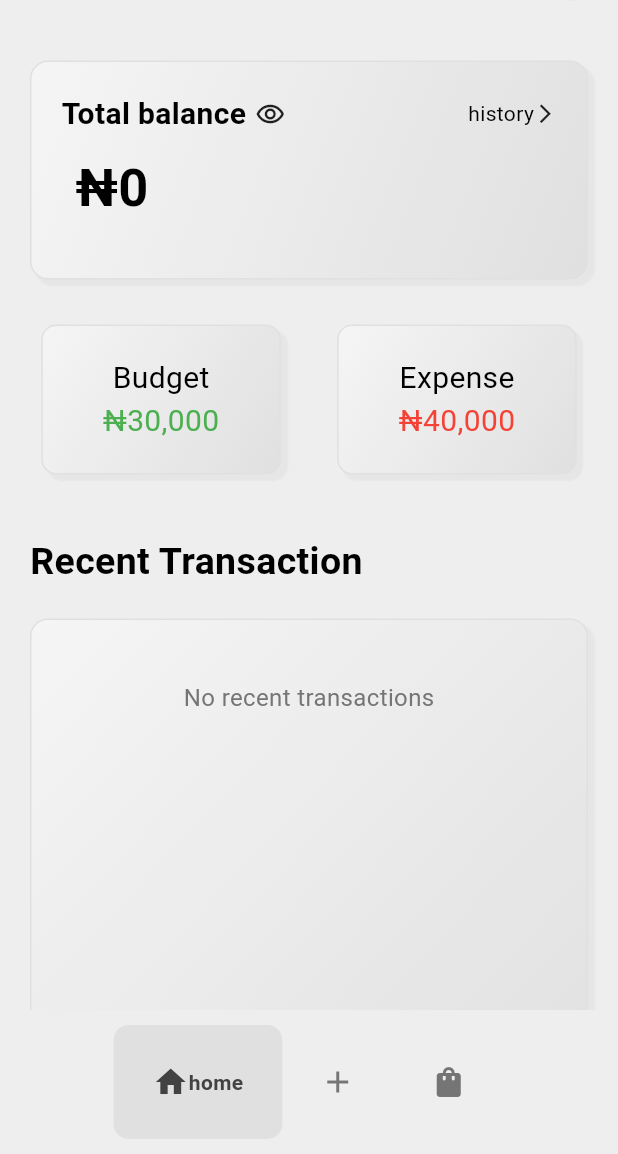
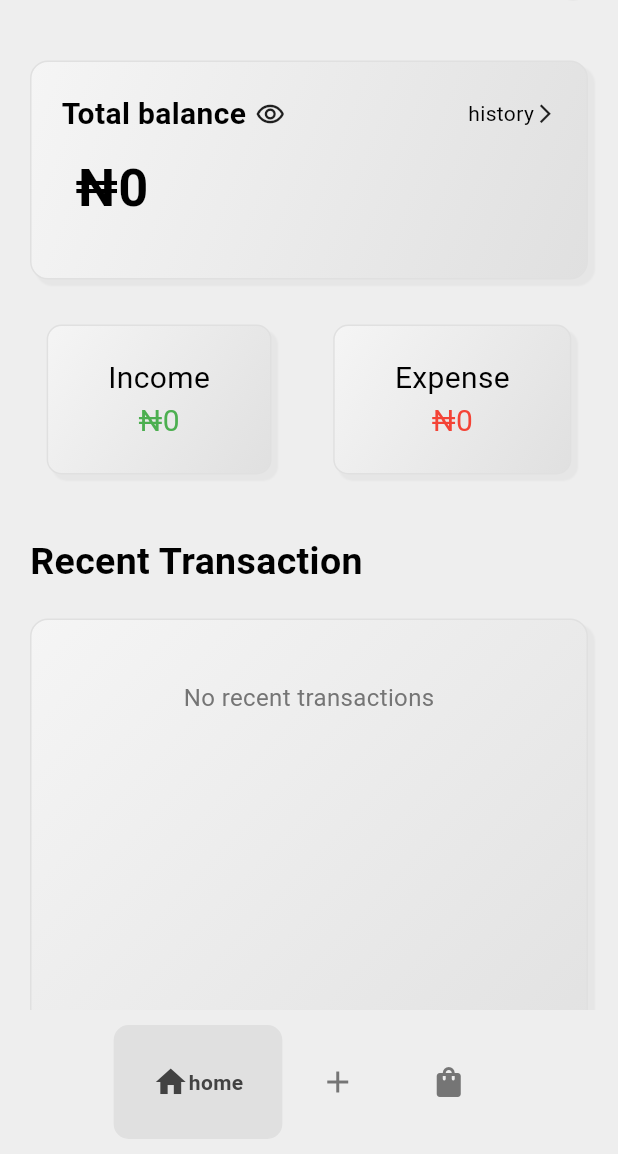
Before and after one commit to nuel232/Expense-tracker, a Flutter app: the screen it shows after launch, on a phone screen of 412 x 824 dp, the part 82-1236 px from its top. Run offline on Flutter 3.47's test engine with Material 3 defaults, Android fonts, the phone set to English and light mode, and no system bars; drawn by our look-alikes of google_nav_bar; our stand-ins replace font_awesome_flutter, hive, hive_flutter; accounts and stored records are empty; generated files the repository leaves out were written again.

Commit message:
refactor: consolidate duplicate financial calculations into FinanceUtils
- Remove 3 duplicate calculateCategoryTotals methods
- Centralize expense filtering and financial calculations
- Remove unused fromMap/toMap methods
- Update all pages to use unified FinanceUtils
- Reduce codebase by ~150 lines of duplicate code

```diff
--- a/lib/models/expense_details.dart
+++ b/lib/models/expense_details.dart
@@ -23,29 +23,4 @@ class ExpenseDetails extends HiveObject {
     required this.date,
     required this.note,
   });
-
-  Map<String, dynamic> toMap() => {
-    'category': category.name, // save string name OR category.index
-    'amount': amount,
-    'date': date.toIso8601String(),
-    'note': note,
-  };
-
-  Map<String, double> calculateCategoryTotals(List<ExpenseDetails> expenses) {
-    final Map<String, double> totals = {};
-
-    for (var expense in expenses) {
-      final key = expense.category.label; // e.g. "Food", "Transport"
-      totals[key] = (totals[key] ?? 0) + expense.amount;
-    }
-
-    return totals;
-  }
-
-  static ExpenseDetails fromMap(Map m) => ExpenseDetails(
-    category: Category.values.firstWhere((e) => e.name == m['category']),
-    amount: (m['amount'] as num).toDouble(),
-    date: DateTime.parse(m['date'] as String),
-    note: m['note'] as String?,
-  );
 }
--- a/lib/pages/dashboard_page.dart
+++ b/lib/pages/dashboard_page.dart
@@ -21,16 +21,14 @@ class _DashboardPageState extends State<DashboardPage> {
   Widget build(BuildContext context) {
     //Expense Database
     final expenseDatabase = context.watch<ExpenseDatabase>();
-    List<ExpenseDetails> currentExpenses = expenseDatabase
-        .currentExpenses
-        .reversed
-        .toList();
     final allExpenses = expenseDatabase.currentExpenses;
+
+    // Use FinanceUtils for consistent data processing
+    final currentExpenses = FinanceUtils.getSortedExpenses(allExpenses);
     final filteredExpenses = FinanceUtils.getExpensesForPeriod(
       allExpenses,
       GroupingPeriod.monthly,
     );
-
     final financials = FinanceUtils.calculatePeriodFinancials(filteredExpenses);
 
     // Create a NumberFormat instance for thousands separator
@@ -73,7 +71,6 @@ class _DashboardPageState extends State<DashboardPage> {
                   border: Border.all(
                     color: Theme.of(context).colorScheme.primary,
                   ),
-
                   gradient: LinearGradient(
                     colors: [
                       Theme.of(context).colorScheme.tertiary,
@@ -82,7 +79,6 @@ class _DashboardPageState extends State<DashboardPage> {
                     begin: Alignment.topLeft,
                     end: Alignment.bottomRight,
                   ),
-
                   borderRadius: BorderRadius.circular(12),
                   boxShadow: [
                     BoxShadow(
@@ -111,11 +107,9 @@ class _DashboardPageState extends State<DashboardPage> {
                                 ),
                               ),
                               SizedBox(width: 6),
-
                               Icon(Icons.remove_red_eye_outlined, size: 20),
                             ],
                           ),
-
                           GestureDetector(
                             onTap: () {
                               Navigator.push(
@@ -138,7 +132,6 @@ class _DashboardPageState extends State<DashboardPage> {
                         ],
                       ),
                       SizedBox(height: 10),
-
                       Text(
                         ' ₦${formatter.format(financials['net']!)}',
                         style: TextStyle(
@@ -154,14 +147,11 @@ class _DashboardPageState extends State<DashboardPage> {
               //budget and Expense
               Row(
                 mainAxisAlignment: MainAxisAlignment.spaceEvenly,
-
                 children: [
                   Container(
                     padding: EdgeInsets.symmetric(horizontal: 40, vertical: 20),
                     margin: EdgeInsets.all(10),
-
                     decoration: BoxDecoration(
-                      // color: Colors.grey.shade200,
                       border: Border.all(
                         color: Theme.of(context).colorScheme.primary,
                       ),
@@ -173,9 +163,7 @@ class _DashboardPageState extends State<DashboardPage> {
                         begin: Alignment.topLeft,
                         end: Alignment.bottomRight,
                       ),
-
                       borderRadius: BorderRadius.circular(10),
-
                       boxShadow: [
                         BoxShadow(
                           color: Colors.grey.shade500.withOpacity(0.1),
@@ -187,22 +175,18 @@ class _DashboardPageState extends State<DashboardPage> {
                     ),
                     child: Column(
                       children: [
-                        Text("Budget", style: TextStyle(fontSize: 20)),
+                        Text("Income", style: TextStyle(fontSize: 20)),
                         Text(
-                          '₦30,000',
+                          '₦${formatter.format(financials['income']!)}',
                           style: TextStyle(fontSize: 20, color: Colors.green),
                         ),
                       ],
                     ),
                   ),
-
-                  // SizedBox(width: 5),s
                   Container(
                     padding: EdgeInsets.symmetric(horizontal: 40, vertical: 20),
                     margin: EdgeInsets.all(10),
-
                     decoration: BoxDecoration(
-                      // color: Colors.grey.shade200,
                       gradient: LinearGradient(
                         colors: [
                           Theme.of(context).colorScheme.tertiary,
@@ -211,7 +195,6 @@ class _DashboardPageState extends State<DashboardPage> {
                         begin: Alignment.topLeft,
                         end: Alignment.bottomRight,
                       ),
-
                       borderRadius: BorderRadius.circular(10),
                       border: Border.all(
                         color: Theme.of(context).colorScheme.primary,
@@ -229,7 +212,7 @@ class _DashboardPageState extends State<DashboardPage> {
                       children: [
                         Text("Expense", style: TextStyle(fontSize: 20)),
                         Text(
-                          '₦40,000',
+                          '₦${formatter.format(financials['expenses']!)}',
                           style: TextStyle(fontSize: 20, color: Colors.red),
                         ),
                       ],
@@ -273,19 +256,16 @@ class _DashboardPageState extends State<DashboardPage> {
                     begin: Alignment.topLeft,
                     end: Alignment.bottomRight,
                   ),
-
                   borderRadius: BorderRadius.circular(12),
                 ),
                 constraints: BoxConstraints(
                   maxHeight: 350, // adjust to fit 5 tiles comfortably
                 ),
-
                 child: ListView(
                   children: [
                     GroupedTransactions(
                       expenses: currentExpenses,
                       groupingPeriod: GroupingPeriod.daily,
-
                       showDateTotals: false,
                       emptyMessage: 'No recent transactions',
                     ),
--- a/lib/util/finance_util.dart
+++ b/lib/util/finance_util.dart
@@ -53,4 +53,41 @@ class FinanceUtils {
       "net": income - expensesOut,
     };
   }
+
+  // CONSOLIDATED: Calculate category totals (excluding income)
+  static Map<String, double> calculateCategoryTotals(
+    List<ExpenseDetails> expenses,
+  ) {
+    final Map<String, double> totals = {};
+
+    for (var expense in expenses) {
+      // Exclude income from category spending analysis
+      if (expense.category == Category.income) continue;
+
+      final key = expense.category.label;
+      totals[key] = (totals[key] ?? 0) + expense.amount;
+    }
+
+    return totals;
+  }
+
+  // CONSOLIDATED: Get sorted expenses (newest first)
+  static List<ExpenseDetails> getSortedExpenses(List<ExpenseDetails> expenses) {
+    return expenses.reversed.toList();
+  }
+
+  // Get time period display text
+  static String getPeriodDisplayText(GroupingPeriod period) {
+    switch (period) {
+      case GroupingPeriod.weekly:
+        return 'This Week';
+      case GroupingPeriod.monthly:
+        return 'This Month';
+      case GroupingPeriod.yearly:
+        return 'This Year';
+      case GroupingPeriod.daily:
+      default:
+        return 'All Time';
+    }
+  }
 }
```
Also changed, not shown: lib/components/grouped_transactions.dart (+6 -64 lines), lib/components/my_input_wapper.dart (+8 -16 lines), lib/pages/history_page.dart (+6 -9 lines), lib/pages/statistic_page.dart (+16 -107 lines).
